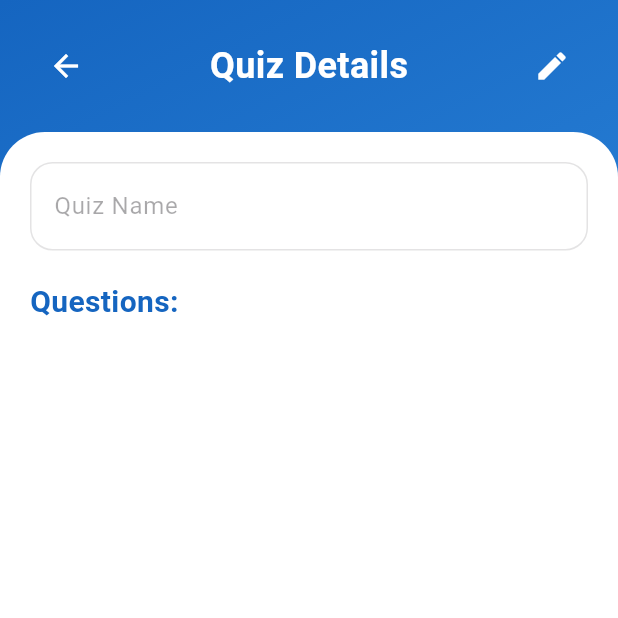
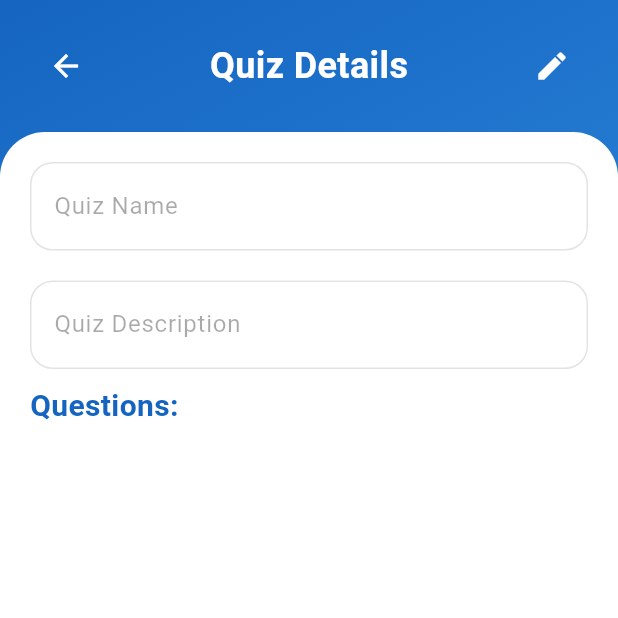
Before and after one commit to BS-PMC-2024/BS-PMC-2024-Team18, a Flutter app: the QuizDetailsPage screen opened directly with empty values, on a phone screen of 412 x 824 dp, the top half of it. Run offline on Flutter 3.47's test engine with Material 3 defaults, Android fonts, the phone set to English and light mode, and no system bars; our stand-ins replace file_picker, firebase_auth, firebase_core, firebase_database, google_sign_in; missing offline and left inert: syncfusion_flutter_pdf; accounts and stored records are empty; network calls fail.

Commit message:
BSPMS2418-17 still in process

````diff
--- a/quiz_learn_app_ai/lib/lecturer_pages/question_generator.dart
+++ b/quiz_learn_app_ai/lib/lecturer_pages/question_generator.dart
@@ -23,11 +23,11 @@ class QuestionGenerator {
         'messages': [
           {
             'role': 'system',
-            'content': 'You are a helpful assistant that generates multiple-choice questions.'
+            'content': 'You are a helpful assistant that generates multiple-choice questions and a quiz description.'
           },
           {
             'role': 'user',
-            'content': 'Generate 5 multiple-choice questions about the following text. Each question should have one correct answer and three incorrect answers. Format the output as a JSON array of question objects. Text: $text'
+            'content': 'Generate 5 multiple-choice questions and a short description about the following text. Each question should have one correct answer and three incorrect answers. Format the output as a JSON object with a "description" field and a "questions" field containing an array of question objects. Text: $text'
           }
         ],
         'temperature': 0.7,
@@ -40,8 +40,14 @@ class QuestionGenerator {
       content = content.replaceAll('```json', '').replaceAll('```', '').trim();
 
       try {
-        final List<dynamic> questions = jsonDecode(content);
-        return questions.map((q) => Map<String, dynamic>.from(q)).toList();
+        // final List<dynamic> questions = jsonDecode(content);
+        // return questions.map((q) => Map<String, dynamic>.from(q)).toList();
+         final Map<String, dynamic> quiz = jsonDecode(content);
+         final List<dynamic> questions = quiz['questions'];
+         final List<Map<String, dynamic>> result = questions.map((q) => Map<String, dynamic>.from(q)).toList();
+         result.add({'description': quiz['description']});
+
+        return result;
       } catch (e) {
         if (kDebugMode) {
           print('Error parsing JSON: $content');
--- a/quiz_learn_app_ai/lib/lecturer_pages/quiz_details_page.dart
+++ b/quiz_learn_app_ai/lib/lecturer_pages/quiz_details_page.dart
@@ -7,10 +7,12 @@ class QuizDetailsPage extends StatefulWidget {
   final String quizId;
   final String initialQuizName;
 
+
   const QuizDetailsPage({
     super.key,
     required this.quizId,
     required this.initialQuizName,
+
   });
 
   @override
@@ -22,6 +24,7 @@ class QuizDetailsPageState extends State<QuizDetailsPage> {
   final DatabaseReference _database = FirebaseDatabase.instance.ref();
 
   late TextEditingController _quizNameController;
+  late TextEditingController _descriptionController;
   List<Map<dynamic, dynamic>> _questions = [];
   bool _isLoading = true;
   bool _isEditing = false;
@@ -30,6 +33,7 @@ class QuizDetailsPageState extends State<QuizDetailsPage> {
   void initState() {
     super.initState();
     _quizNameController = TextEditingController(text: widget.initialQuizName);
+    _descriptionController = TextEditingController();
     _loadQuizDetails();
   }
 
@@ -52,6 +56,12 @@ class QuizDetailsPageState extends State<QuizDetailsPage> {
           final data = snapshot.value as Map<dynamic, dynamic>;
           setState(() {
             _questions = List<Map<dynamic, dynamic>>.from(data['questions']);
+            // Update description controller text if available in the data
+            if (_questions.length > 5 && _questions[5]['description'] != null) {
+               _descriptionController.text = _questions[5]['description'];
+            } else {
+            _descriptionController.text = '';
+            }
           });
         }
       }
@@ -88,6 +98,7 @@ class QuizDetailsPageState extends State<QuizDetailsPage> {
             .update({
           'name': _quizNameController.text,
           'questions': _questions,
+          'description': _descriptionController.text,
         });
  if(mounted){
     ScaffoldMessenger.of(context).showSnackBar(
@@ -124,6 +135,7 @@ class QuizDetailsPageState extends State<QuizDetailsPage> {
         final TextEditingController answerController = TextEditingController(text: question['answer']);
 
         return AlertDialog(
+
             title: Text('Edit Question ${index + 1}'),
             content: SingleChildScrollView(
               child: Column(
@@ -167,6 +179,7 @@ class QuizDetailsPageState extends State<QuizDetailsPage> {
                 },
               ),
             ],
+
         );
       },
     );
@@ -260,6 +273,8 @@ Widget _buildQuizContent() {
       children: [
         _buildQuizNameField(),
         const SizedBox(height: 20),
+        _buildDescriptionField(), // New description field
+        const SizedBox(height: 10),
         Text(
           'Questions:',
           style: TextStyle(
@@ -272,7 +287,7 @@ Widget _buildQuizContent() {
         ListView.builder(
           shrinkWrap: true,
           physics: const NeverScrollableScrollPhysics(),
-          itemCount: _questions.length,
+          itemCount: _questions.length -1,
           itemBuilder: (context, index) {
             final question = _questions[index];
             return _buildQuestionCard(question, index);
@@ -302,6 +317,29 @@ Widget _buildQuizNameField() {
     style: const TextStyle(fontSize: 18),
   );
 }
+
+// Edit starts here
+Widget _buildDescriptionField() {
+  return TextFormField(
+    controller: _descriptionController, // Make sure you define this controller
+    decoration: InputDecoration(
+      labelText: 'Quiz Description',
+      enabled: _isEditing,
+      border: OutlineInputBorder(
+        borderRadius: BorderRadius.circular(15),
+        borderSide: BorderSide(color: Colors.blue[800]!),
+      ),
+      focusedBorder: OutlineInputBorder(
+        borderRadius: BorderRadius.circular(15),
+        borderSide: BorderSide(color: Colors.blue[800]!, width: 2),
+      ),
+    ),
+    style: const TextStyle(fontSize: 18),
+    maxLines: null, // Allow the description to be multiple lines
+  );
+}
+// Edit ends here
+
 Widget _buildQuestionCard(Map<dynamic, dynamic> question, int index) {
   // Cast the Map<dynamic, dynamic> to Map<String, dynamic>
   final Map<String, dynamic> typedQuestion = Map<String, dynamic>.from(question);
@@ -390,6 +428,7 @@ Widget _buildQuestionCard(Map<dynamic, dynamic> question, int index) {
   @override
   void dispose() {
     _quizNameController.dispose();
+    _descriptionController.dispose(); // Dispose of the description controller
     super.dispose();
   }
 }
--- a/quiz_learn_app_ai/lib/student_pages/student_home_page.dart
+++ b/quiz_learn_app_ai/lib/student_pages/student_home_page.dart
@@ -2,6 +2,7 @@ import 'package:flutter/material.dart';
 import 'package:firebase_auth/firebase_auth.dart';
 import 'package:firebase_database/firebase_database.dart';
 import 'package:quiz_learn_app_ai/auth_pages/auth_page.dart';
+import 'package:quiz_learn_app_ai/quiz_search/quiz_list_screen.dart';
 import 'package:quiz_learn_app_ai/student_pages/student_profile_page.dart';
 
 class StudentHomePage extends StatefulWidget {
@@ -46,29 +47,7 @@ class StudentHomePageState extends State<StudentHomePage> {
     }
   }
 
-  // @override
-  // Widget build(BuildContext context) {
-  //   return Scaffold(
-  //     appBar: AppBar(
-  //       title: const Text('Student Home'),
-  //     ),
-  //     body: Center(
-  //       child: Column(
-  //         mainAxisAlignment: MainAxisAlignment.center,
-  //         children: [
-  //           Text('Hello, $userEmail'),
-  //           const SizedBox(height: 10),
-  //           Text('User Type: $userType'),
-  //           const SizedBox(height: 20),
-  //            ElevatedButton(
-  //             onPressed: _signOut,
-  //             child: const Text('Sign Out'),
-  //           ),
-  //         ],
-  //       ),
-  //     ),
-  //   );
-  // }
+
 
   @override
   Widget build(BuildContext context) {
@@ -142,6 +121,12 @@ class StudentHomePageState extends State<StudentHomePage> {
                           ),
                           const SizedBox(height: 20),
                           _buildButton(
+                            icon: Icons.quiz,
+                            label: 'Start Quiz',
+                            onPressed: () => Navigator.push(context, MaterialPageRoute(builder: (context) =>  const QuizListScreen())),
+                          ),
+                          const SizedBox(height: 20),
+                          _buildButton(
                             icon: Icons.person,
                             label: 'Student Profile',
                             onPressed: () => Navigator.push(context, MaterialPageRoute(builder: (context) => const StudentProfilePage())),
````
Also changed, not shown: quiz_learn_app_ai/lib/lecturer_pages/create_question_ai.dart (+19 -2 lines), quiz_learn_app_ai/lib/quiz_search/quiz_list_screen.dart (+9 -0 lines), quiz_learn_app_ai/lib/student_pages/student_star_quiz_page.dart (added, +165 -0 lines). Lines whose indentation alone changed are shown as unchanged.
